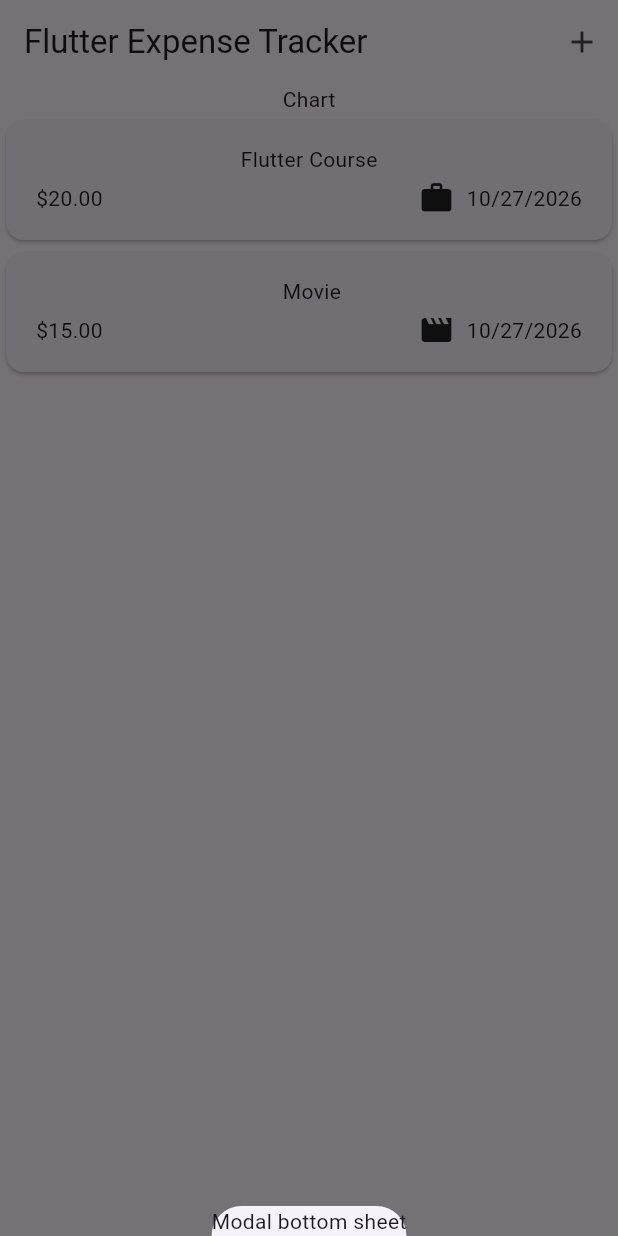
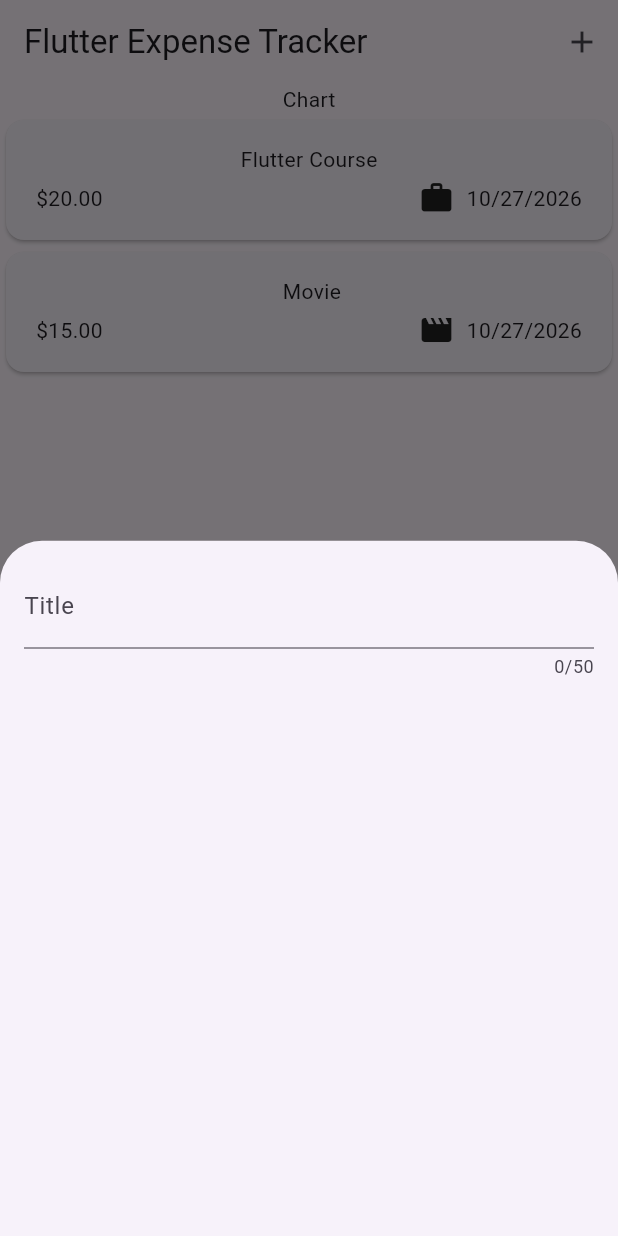
Before and after one commit to bibek698/expense_tracker, a Flutter app: the screen it shows after launch, after a tap on the "add" icon, on a phone screen of 412 x 824 dp. Run offline on Flutter 3.47's test engine with Material 3 defaults, Android fonts, the phone set to English and light mode, and no system bars.

Commit message:
added new_expense.dart

```diff
--- a/lib/widgets/expenses.dart
+++ b/lib/widgets/expenses.dart
@@ -1,3 +1,4 @@
+import 'package:expense_tracker/widgets/expenses_list/new_expense.dart';
 import 'package:flutter/material.dart';
 import 'package:expense_tracker/models/expense.dart';
 import 'package:expense_tracker/widgets/expenses_list/expenses_list.dart';
@@ -28,7 +29,7 @@ class _ExpensesState extends State<Expenses> {
   ];
 
   void _openAddExpenseOverlay(){
-    showModalBottomSheet(context: context, builder: (ctx) => Text('Modal bottom sheet'),);
+    showModalBottomSheet(context: context, builder: (ctx) => NewExpense());
   }
 
   @override
--- /dev/null
+++ b/lib/widgets/expenses_list/new_expense.dart
@@ -0,0 +1,30 @@
+import 'package:flutter/material.dart';
+
+class NewExpense extends StatefulWidget {
+
+  const NewExpense({super.key});
+
+  @override
+  State<NewExpense> createState() {
+    return _NewExpenseState();
+  }
+}
+
+class _NewExpenseState extends State<NewExpense>{
+  @override
+  Widget build(BuildContext context) {
+    return Padding(
+      padding: EdgeInsets.all(16),
+      child: Column(
+        children: [
+          TextField(
+            maxLength: 50,
+            decoration: InputDecoration(
+              label: Text('Title'),
+            ),
+          ),
+        ],
+      ),
+      );
+  }
+}
```
